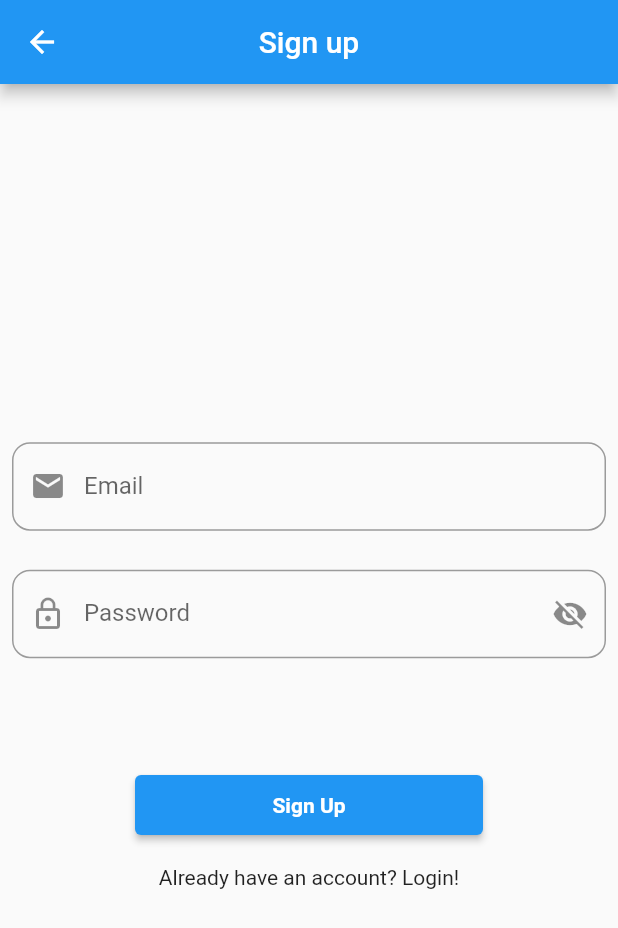
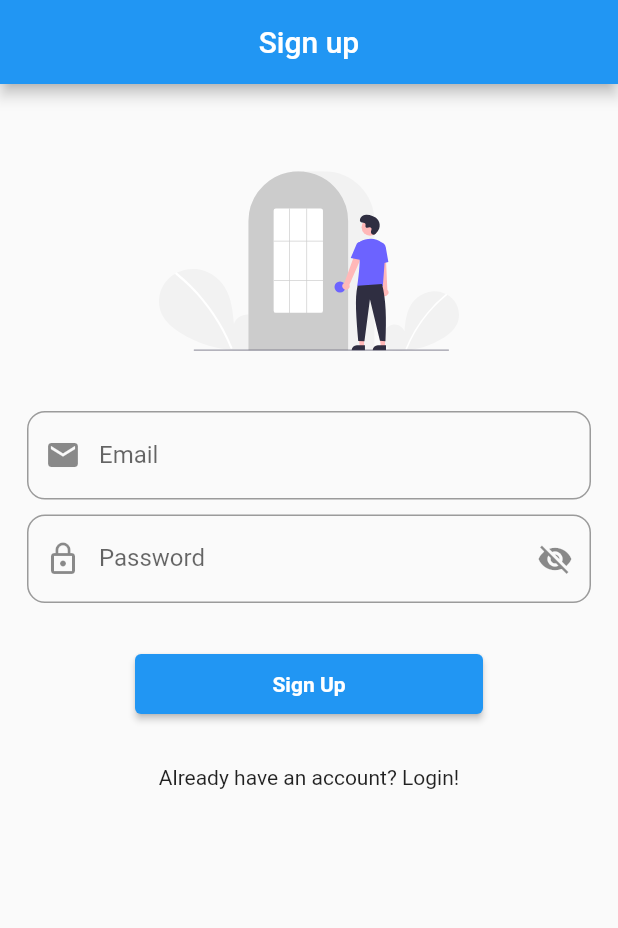
Before and after one commit to MMRBD/mvvm_flutter_with_provider, a Flutter app: the screen it shows after launch, after a tap on "Don't have an account yet? Sign Up!", on a phone screen of 412 x 824 dp. Shown: the top 928 px of the screen. Run offline on Flutter 3.47's test engine with Material 2 defaults, Android fonts, the phone set to English and light mode, and no system bars; our stand-ins replace another_flushbar, flutter_svg, fluttertoast, shared_preferences; network calls fail.

Commit message:
refactor code

```diff
--- a/lib/main.dart
+++ b/lib/main.dart
@@ -1,23 +1,41 @@
 import 'package:flutter/material.dart';
-import 'package:mvvm_provider_flutter/view/main.dart';
+import 'package:mvvm_provider_flutter/view/auth/auth_view_model.dart';
+import 'package:mvvm_provider_flutter/view/home/home_view_model.dart';
+import 'package:provider/provider.dart';
+
+import '../utils/routes/routes.dart';
+import '../utils/routes/routes_names.dart';
+import '../viewModel/user_view_model.dart';
 
 void main() {
   runApp(const MyApp());
 }
 
-// class MyApp extends StatelessWidget {
-//   const MyApp({super.key});
-//
-//   // This widget is the root of your application.
-//   @override
-//   Widget build(BuildContext context) {
-//     return MaterialApp(
-//       title: 'Flutter Demo',
-//       theme: ThemeData(
-//         colorScheme: ColorScheme.fromSeed(seedColor: Colors.deepPurple),
-//         useMaterial3: true,
-//       ),
-//       // home: const MyHomePage(title: 'Flutter Demo Home Page'),
-//     );
-//   }
-// }
+class MyApp extends StatelessWidget {
+  const MyApp({super.key});
+
+  @override
+  Widget build(BuildContext context) {
+    return MultiProvider(
+      providers: [
+        ChangeNotifierProvider(create: (_) => AuthViewModel()),
+        ChangeNotifierProvider(create: (_) => UserViewModel()),
+        ChangeNotifierProvider(create: (_) => HomeViewModel())
+      ],
+      child: WillPopScope(
+        onWillPop: () async {
+          Navigator.pop(context);
+          return true;
+        },
+        child: MaterialApp(
+          title: 'MVVM Flutter Demo',
+          theme: ThemeData(
+            primarySwatch: Colors.blue,
+          ),
+          initialRoute: RouteNames.login,
+          onGenerateRoute: Routes.generateRoutes,
+        ),
+      ),
+    );
+  }
+}
--- a/lib/view/auth/login_screen.dart
+++ b/lib/view/auth/login_screen.dart
@@ -31,9 +31,9 @@ class _LoginScreenState extends State<LoginScreen> {
     return Scaffold(
       appBar: AppBar(title: const Text("Login"), centerTitle: true),
       body: SafeArea(
-        child: Padding(
-          padding: const EdgeInsets.all(18.0),
-          child: SingleChildScrollView(
+        child: SingleChildScrollView(
+          child: Padding(
+            padding: const EdgeInsets.all(18.0),
             child: Column(
               crossAxisAlignment: CrossAxisAlignment.center,
               children: [
--- a/lib/view/auth/signup_screen.dart
+++ b/lib/view/auth/signup_screen.dart
@@ -1,6 +1,7 @@
 import "package:flutter/material.dart";
 import 'package:mvvm_provider_flutter/res/widgets/custom_button.dart';
 import "package:provider/provider.dart";
+import 'package:flutter_svg/flutter_svg.dart';
 
 import '../../utils/routes/routes_names.dart';
 import '../../utils/utils.dart';
@@ -23,20 +24,25 @@ class _SignUpScreenState extends State<SignUpScreen> {
 
   @override
   Widget build(BuildContext context) {
-    final height = MediaQuery.of(context).size.height * 1;
-
     final authViewModel = Provider.of<AuthViewModel>(context);
 
     return Scaffold(
-      appBar: AppBar(title: const Text("Sign up"), centerTitle: true),
+      appBar: AppBar(
+          title: const Text("Sign up"),
+          centerTitle: true,
+          automaticallyImplyLeading: false),
       body: SafeArea(
+        child: SingleChildScrollView(
+          child: Padding(
+            padding: const EdgeInsets.all(18.0),
             child: Column(
-          mainAxisAlignment: MainAxisAlignment.center,
               crossAxisAlignment: CrossAxisAlignment.center,
               children: [
-            Padding(
-              padding: const EdgeInsets.all(8),
-              child: TextFormField(
+                SizedBox(
+                    height: 200,
+                    width: 200,
+                    child: SvgPicture.asset("assets/images/ic_login.svg")),
+                TextFormField(
                   controller: _emailController,
                   focusNode: _emailFocus,
                   keyboardType: TextInputType.emailAddress,
@@ -53,11 +59,8 @@ class _SignUpScreenState extends State<SignUpScreen> {
                     ),
                   ),
                 ),
-            ),
                 const SizedBox(height: 10),
-            Padding(
-              padding: const EdgeInsets.all(8.0),
-              child: ValueListenableBuilder(
+                ValueListenableBuilder(
                   valueListenable: _obSecureNotifier,
                   builder: ((context, value, child) {
                     return TextFormField(
@@ -83,8 +86,7 @@ class _SignUpScreenState extends State<SignUpScreen> {
                     );
                   }),
                 ),
-            ),
-            SizedBox(height: height * 0.08),
+                const SizedBox(height: 30),
                 CustomButton(
                     title: "Sign Up",
                     loading: authViewModel.signupLoading,
@@ -96,7 +98,8 @@ class _SignUpScreenState extends State<SignUpScreen> {
                         Utils.flushBarErrorMessage(
                             "email aur password de bhai", context);
                       } else if (_passwordController.text.isEmpty) {
-                    Utils.flushBarErrorMessage("Password is empty!", context);
+                        Utils.flushBarErrorMessage(
+                            "Password is empty!", context);
                       } else if (_emailController.text.isEmpty) {
                         Utils.flushBarErrorMessage("Email is empty!", context);
                       } else {
@@ -108,13 +111,15 @@ class _SignUpScreenState extends State<SignUpScreen> {
                         authViewModel.apiSignUp(data, context);
                       }
                     }),
-            SizedBox(height: height * 0.02),
+                const SizedBox(height: 30),
                 InkWell(
                     onTap: () {
                       Navigator.pushNamed(context, RouteNames.login);
                     },
                     child: const Text("Already have an account? Login!"))
               ],
+            ),
+          ),
         ),
       ),
     );
--- a/lib/view/main.dart
+++ /dev/null
@@ -1,41 +0,0 @@
-import 'package:flutter/material.dart';
-import 'package:provider/provider.dart';
-
-import '../utils/routes/routes.dart';
-import '../utils/routes/routes_names.dart';
-import 'auth/auth_view_model.dart';
-import 'home/home_view_model.dart';
-import '../viewModel/user_view_model.dart';
-
-void main() {
-  runApp(const MyApp());
-}
-
-class MyApp extends StatelessWidget {
-  const MyApp({super.key});
-
-  @override
-  Widget build(BuildContext context) {
-    return MultiProvider(
-      providers: [
-        ChangeNotifierProvider(create: (_) => AuthViewModel()),
-        ChangeNotifierProvider(create: (_) => UserViewModel()),
-        ChangeNotifierProvider(create: (_) => HomeViewModel())
-      ],
-      child: WillPopScope(
-        onWillPop: () async {
-          Navigator.pop(context);
-          return true;
-        },
-        child: MaterialApp(
-          title: 'MVVM Flutter Demo',
-          theme: ThemeData(
-            primarySwatch: Colors.blue,
-          ),
-          initialRoute: RouteNames.login,
-          onGenerateRoute: Routes.generateRoutes,
-        ),
-      ),
-    );
-  }
-}
```
Lines whose indentation alone changed are shown as unchanged.
